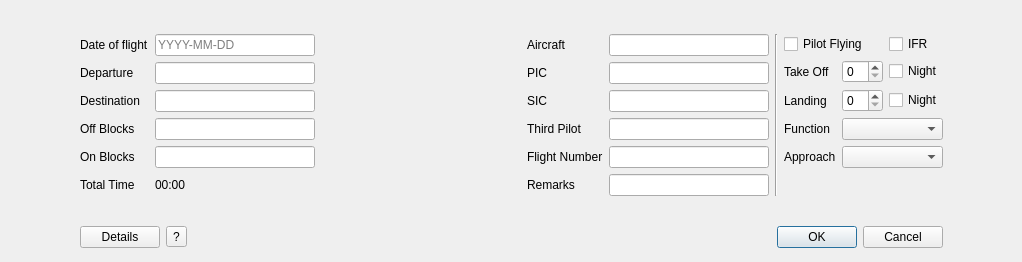
Qt form src/gui/dialogues/newflightdialog.ui (fiffty-50/openPilotLog) before a commit.
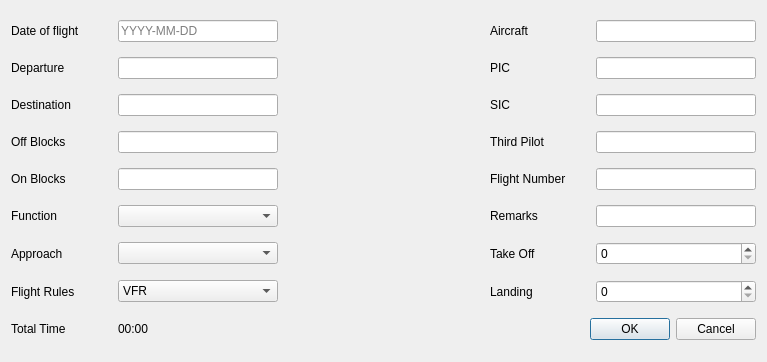
The same form after that commit.

Commit message: small rework of NewFlightDialog

```diff
--- a/src/gui/dialogues/newflightdialog.ui
+++ b/src/gui/dialogues/newflightdialog.ui
@@ -6,66 +6,97 @@
    <rect>
     <x>0</x>
     <y>0</y>
-    <width>1022</width>
-    <height>262</height>
+    <width>767</width>
+    <height>362</height>
    </rect>
   </property>
   <property name="windowTitle">
    <string>Add New Flight</string>
   </property>
-  <layout class="QGridLayout" name="gridLayout_4">
-   <item row="0" column="0">
-    <spacer name="leftSpacer">
-     <property name="orientation">
-      <enum>Qt::Horizontal</enum>
-     </property>
-     <property name="sizeHint" stdset="0">
-      <size>
-       <width>23</width>
-       <height>203</height>
-      </size>
-     </property>
-    </spacer>
-   </item>
-   <item row="0" column="1" colspan="3">
-    <layout class="QGridLayout" name="gridLayout_3">
-     <item row="0" column="0">
       <layout class="QGridLayout" name="gridLayout">
-       <item row="0" column="0">
-        <widget class="QLabel" name="doftLabel">
-         <property name="text">
-          <string>Date of flight</string>
-         </property>
-        </widget>
-       </item>
-       <item row="4" column="3">
-        <widget class="QLabel" name="flightNumberLabel">
-         <property name="text">
-          <string>Flight Number</string>
-         </property>
-         <property name="alignment">
-          <set>Qt::AlignLeading|Qt::AlignLeft|Qt::AlignVCenter</set>
+   <item row="5" column="5">
+    <widget class="QLineEdit" name="flightNumberLineEdit">
+     <property name="minimumSize">
+      <size>
+       <width>160</width>
+       <height>0</height>
+      </size>
+     </property>
+     <property name="maximumSize">
+      <size>
+       <width>120</width>
+       <height>16777215</height>
+      </size>
+     </property>
+    </widget>
+   </item>
+   <item row="2" column="2">
+    <widget class="QLineEdit" name="deptLocationLineEdit">
+     <property name="minimumSize">
+      <size>
+       <width>160</width>
+       <height>0</height>
+      </size>
+     </property>
+     <property name="maximumSize">
+      <size>
+       <width>120</width>
+       <height>16777215</height>
+      </size>
+     </property>
+    </widget>
+   </item>
+   <item row="3" column="5">
+    <widget class="QLineEdit" name="sicNameLineEdit">
+     <property name="minimumSize">
+      <size>
+       <width>160</width>
+       <height>0</height>
+      </size>
+     </property>
+     <property name="maximumSize">
+      <size>
+       <width>120</width>
+       <height>16777215</height>
+      </size>
+     </property>
+    </widget>
+   </item>
+   <item row="7" column="4">
+    <widget class="QLabel" name="takeOffLabel">
+     <property name="text">
+      <string>Take Off</string>
          </property>
         </widget>
        </item>
        <item row="2" column="3">
-        <widget class="QLabel" name="sicLabel">
-         <property name="text">
-          <string>SIC</string>
-         </property>
-         <property name="alignment">
-          <set>Qt::AlignLeading|Qt::AlignLeft|Qt::AlignVCenter</set>
-         </property>
-        </widget>
-       </item>
-       <item row="4" column="0">
-        <widget class="QLabel" name="tonbLabel">
+    <widget class="QLabel" name="deptNameLabel">
+     <property name="enabled">
+      <bool>false</bool>
+     </property>
+     <property name="minimumSize">
+      <size>
+       <width>200</width>
+       <height>0</height>
+      </size>
+     </property>
+     <property name="maximumSize">
+      <size>
+       <width>200</width>
+       <height>16777215</height>
+      </size>
+     </property>
+     <property name="font">
+      <font>
+       <italic>true</italic>
+      </font>
+     </property>
          <property name="text">
-          <string>On Blocks</string>
+      <string/>
          </property>
         </widget>
        </item>
-       <item row="0" column="4">
+   <item row="1" column="5">
         <widget class="QLineEdit" name="acftLineEdit">
          <property name="minimumSize">
           <size>
@@ -81,68 +112,90 @@
          </property>
         </widget>
        </item>
-       <item row="0" column="3">
-        <widget class="QLabel" name="acftLabel">
+   <item row="7" column="5">
+    <widget class="QSpinBox" name="takeOffSpinBox"/>
+   </item>
+   <item row="2" column="0">
+    <widget class="QLabel" name="deptLabel">
          <property name="text">
-          <string>Aircraft</string>
-         </property>
-         <property name="alignment">
-          <set>Qt::AlignLeading|Qt::AlignLeft|Qt::AlignVCenter</set>
+      <string>Departure</string>
          </property>
         </widget>
        </item>
-       <item row="1" column="3">
-        <widget class="QLabel" name="picLabel">
-         <property name="text">
-          <string>PIC</string>
-         </property>
-         <property name="alignment">
-          <set>Qt::AlignLeading|Qt::AlignLeft|Qt::AlignVCenter</set>
+   <item row="4" column="5">
+    <widget class="QLineEdit" name="thirdPilotNameLineEdit">
+     <property name="minimumSize">
+      <size>
+       <width>160</width>
+       <height>0</height>
+      </size>
+     </property>
+     <property name="maximumSize">
+      <size>
+       <width>120</width>
+       <height>16777215</height>
+      </size>
          </property>
         </widget>
        </item>
        <item row="5" column="0">
+    <widget class="QLabel" name="tonbLabel">
+     <property name="text">
+      <string>On Blocks</string>
+     </property>
+    </widget>
+   </item>
+   <item row="3" column="2">
+    <widget class="QLineEdit" name="destLocationLineEdit">
+     <property name="minimumSize">
+      <size>
+       <width>160</width>
+       <height>0</height>
+      </size>
+     </property>
+     <property name="maximumSize">
+      <size>
+       <width>120</width>
+       <height>16777215</height>
+      </size>
+     </property>
+    </widget>
+   </item>
+   <item row="11" column="0">
         <widget class="QLabel" name="tblkLabel">
          <property name="text">
           <string>Total Time</string>
          </property>
         </widget>
        </item>
-       <item row="5" column="3">
-        <widget class="QLabel" name="remarksLabel">
-         <property name="text">
-          <string>Remarks</string>
-         </property>
-         <property name="alignment">
-          <set>Qt::AlignLeading|Qt::AlignLeft|Qt::AlignVCenter</set>
-         </property>
-        </widget>
-       </item>
-       <item row="4" column="4">
-        <widget class="QLineEdit" name="flightNumberLineEdit">
+   <item row="11" column="2">
+    <widget class="QLabel" name="tblkDisplayLabel">
          <property name="minimumSize">
           <size>
            <width>160</width>
            <height>0</height>
           </size>
          </property>
-         <property name="maximumSize">
-          <size>
-           <width>120</width>
-           <height>16777215</height>
-          </size>
+     <property name="text">
+      <string>00:00</string>
          </property>
         </widget>
        </item>
-       <item row="1" column="0">
-        <widget class="QLabel" name="deptLabel">
-         <property name="text">
-          <string>Departure</string>
-         </property>
-        </widget>
-       </item>
-       <item row="0" column="1">
-        <widget class="QLineEdit" name="doftLineEdit">
+   <item row="11" column="4" colspan="2">
+    <widget class="QDialogButtonBox" name="buttonBox">
+     <property name="enabled">
+      <bool>true</bool>
+     </property>
+     <property name="orientation">
+      <enum>Qt::Horizontal</enum>
+     </property>
+     <property name="standardButtons">
+      <set>QDialogButtonBox::Cancel|QDialogButtonBox::Ok</set>
+     </property>
+    </widget>
+   </item>
+   <item row="5" column="2">
+    <widget class="QLineEdit" name="tonbTimeLineEdit">
          <property name="minimumSize">
           <size>
            <width>160</width>
@@ -155,163 +208,52 @@
            <height>16777215</height>
           </size>
          </property>
-         <property name="placeholderText">
-          <string>YYYY-MM-DD</string>
-         </property>
-        </widget>
-       </item>
-       <item row="2" column="0">
+    </widget>
+   </item>
+   <item row="3" column="0">
         <widget class="QLabel" name="destLabel">
          <property name="text">
           <string>Destination</string>
          </property>
         </widget>
        </item>
-       <item row="2" column="1">
-        <widget class="QLineEdit" name="destLocationLineEdit">
-         <property name="minimumSize">
-          <size>
-           <width>160</width>
-           <height>0</height>
-          </size>
-         </property>
-         <property name="maximumSize">
-          <size>
-           <width>120</width>
-           <height>16777215</height>
-          </size>
-         </property>
-        </widget>
-       </item>
-       <item row="0" column="2">
-        <widget class="QLabel" name="doftDisplayLabel">
-         <property name="minimumSize">
-          <size>
-           <width>200</width>
-           <height>0</height>
-          </size>
-         </property>
-         <property name="maximumSize">
-          <size>
-           <width>200</width>
-           <height>16777215</height>
-          </size>
-         </property>
-         <property name="text">
-          <string/>
-         </property>
-        </widget>
-       </item>
-       <item row="1" column="1">
-        <widget class="QLineEdit" name="deptLocationLineEdit">
-         <property name="minimumSize">
-          <size>
-           <width>160</width>
-           <height>0</height>
-          </size>
-         </property>
-         <property name="maximumSize">
-          <size>
-           <width>120</width>
-           <height>16777215</height>
-          </size>
-         </property>
-        </widget>
-       </item>
-       <item row="1" column="2">
-        <widget class="QLabel" name="deptNameLabel">
-         <property name="enabled">
-          <bool>false</bool>
-         </property>
-         <property name="minimumSize">
-          <size>
-           <width>200</width>
-           <height>0</height>
-          </size>
-         </property>
-         <property name="maximumSize">
-          <size>
-           <width>200</width>
-           <height>16777215</height>
-          </size>
-         </property>
-         <property name="font">
-          <font>
-           <italic>true</italic>
-          </font>
-         </property>
-         <property name="text">
-          <string/>
-         </property>
-        </widget>
-       </item>
        <item row="1" column="4">
-        <widget class="QLineEdit" name="picNameLineEdit">
-         <property name="minimumSize">
-          <size>
-           <width>160</width>
-           <height>0</height>
-          </size>
-         </property>
-         <property name="maximumSize">
-          <size>
-           <width>120</width>
-           <height>16777215</height>
-          </size>
-         </property>
-        </widget>
-       </item>
-       <item row="2" column="4">
-        <widget class="QLineEdit" name="sicNameLineEdit">
-         <property name="minimumSize">
-          <size>
-           <width>160</width>
-           <height>0</height>
-          </size>
-         </property>
-         <property name="maximumSize">
-          <size>
-           <width>120</width>
-           <height>16777215</height>
-          </size>
-         </property>
-        </widget>
-       </item>
-       <item row="2" column="2">
-        <widget class="QLabel" name="destNameLabel">
-         <property name="enabled">
-          <bool>false</bool>
-         </property>
-         <property name="minimumSize">
-          <size>
-           <width>200</width>
-           <height>0</height>
-          </size>
-         </property>
-         <property name="maximumSize">
-          <size>
-           <width>200</width>
-           <height>16777215</height>
-          </size>
-         </property>
-         <property name="font">
-          <font>
-           <italic>true</italic>
-          </font>
-         </property>
+    <widget class="QLabel" name="acftLabel">
          <property name="text">
-          <string/>
+      <string>Aircraft</string>
+     </property>
+     <property name="alignment">
+      <set>Qt::AlignLeading|Qt::AlignLeft|Qt::AlignVCenter</set>
          </property>
         </widget>
        </item>
-       <item row="3" column="0">
+   <item row="4" column="0">
         <widget class="QLabel" name="tofbLabel">
          <property name="text">
           <string>Off Blocks</string>
          </property>
         </widget>
        </item>
-       <item row="3" column="2">
+   <item row="1" column="2">
+    <widget class="QLineEdit" name="doftLineEdit">
+     <property name="minimumSize">
+      <size>
+       <width>160</width>
+       <height>0</height>
+      </size>
+     </property>
+     <property name="maximumSize">
+      <size>
+       <width>120</width>
+       <height>16777215</height>
+      </size>
+     </property>
+     <property name="placeholderText">
+      <string>YYYY-MM-DD</string>
+     </property>
+    </widget>
+   </item>
+   <item row="4" column="3">
         <widget class="QLabel" name="tofbSpacerLabel">
          <property name="enabled">
           <bool>false</bool>
@@ -333,68 +275,72 @@
          </property>
         </widget>
        </item>
-       <item row="4" column="2">
-        <widget class="QLabel" name="tonbSpacerLabel">
-         <property name="enabled">
-          <bool>false</bool>
-         </property>
+   <item row="2" column="5">
+    <widget class="QLineEdit" name="picNameLineEdit">
          <property name="minimumSize">
           <size>
-           <width>200</width>
+       <width>160</width>
            <height>0</height>
           </size>
          </property>
          <property name="maximumSize">
           <size>
-           <width>200</width>
+       <width>120</width>
            <height>16777215</height>
           </size>
-         </property>
-         <property name="text">
-          <string/>
-         </property>
-        </widget>
-       </item>
-       <item row="5" column="1">
-        <widget class="QLabel" name="tblkDisplayLabel">
-         <property name="minimumSize">
-          <size>
-           <width>160</width>
-           <height>0</height>
-          </size>
-         </property>
-         <property name="text">
-          <string>00:00</string>
          </property>
         </widget>
        </item>
        <item row="3" column="3">
-        <widget class="QLabel" name="thirdPilotLabel">
-         <property name="text">
-          <string>Third Pilot</string>
-         </property>
-         <property name="alignment">
-          <set>Qt::AlignLeading|Qt::AlignLeft|Qt::AlignVCenter</set>
-         </property>
-        </widget>
-       </item>
-       <item row="4" column="1">
-        <widget class="QLineEdit" name="tonbTimeLineEdit">
+    <widget class="QLabel" name="destNameLabel">
+     <property name="enabled">
+      <bool>false</bool>
+     </property>
+     <property name="minimumSize">
+      <size>
+       <width>200</width>
+       <height>0</height>
+      </size>
+     </property>
+     <property name="maximumSize">
+      <size>
+       <width>200</width>
+       <height>16777215</height>
+      </size>
+     </property>
+     <property name="font">
+      <font>
+       <italic>true</italic>
+      </font>
+     </property>
+     <property name="text">
+      <string/>
+     </property>
+    </widget>
+   </item>
+   <item row="5" column="3">
+    <widget class="QLabel" name="tonbSpacerLabel">
+     <property name="enabled">
+      <bool>false</bool>
+     </property>
          <property name="minimumSize">
           <size>
-           <width>160</width>
+       <width>200</width>
            <height>0</height>
           </size>
          </property>
          <property name="maximumSize">
           <size>
-           <width>120</width>
+       <width>200</width>
            <height>16777215</height>
           </size>
          </property>
-        </widget>
-       </item>
-       <item row="5" column="4">
+     <property name="text">
+      <string/>
+     </property>
+    </widget>
+   </item>
+   <item row="6" column="5">
         <widget class="QLineEdit" name="remarksLineEdit">
          <property name="minimumSize">
           <size>
@@ -410,184 +356,165 @@
          </property>
         </widget>
        </item>
-       <item row="3" column="1">
-        <widget class="QLineEdit" name="tofbTimeLineEdit">
-         <property name="minimumSize">
-          <size>
-           <width>160</width>
-           <height>0</height>
-          </size>
-         </property>
-         <property name="maximumSize">
-          <size>
-           <width>120</width>
-           <height>16777215</height>
-          </size>
+   <item row="6" column="4">
+    <widget class="QLabel" name="remarksLabel">
+     <property name="text">
+      <string>Remarks</string>
+     </property>
+     <property name="alignment">
+      <set>Qt::AlignLeading|Qt::AlignLeft|Qt::AlignVCenter</set>
+     </property>
+    </widget>
+   </item>
+   <item row="5" column="4">
+    <widget class="QLabel" name="flightNumberLabel">
+     <property name="text">
+      <string>Flight Number</string>
+     </property>
+     <property name="alignment">
+      <set>Qt::AlignLeading|Qt::AlignLeft|Qt::AlignVCenter</set>
+     </property>
+    </widget>
+   </item>
+   <item row="2" column="4">
+    <widget class="QLabel" name="picLabel">
+     <property name="text">
+      <string>PIC</string>
+     </property>
+     <property name="alignment">
+      <set>Qt::AlignLeading|Qt::AlignLeft|Qt::AlignVCenter</set>
          </property>
         </widget>
        </item>
        <item row="3" column="4">
-        <widget class="QLineEdit" name="thirdPilotNameLineEdit">
-         <property name="minimumSize">
-          <size>
-           <width>160</width>
-           <height>0</height>
-          </size>
-         </property>
-         <property name="maximumSize">
-          <size>
-           <width>120</width>
-           <height>16777215</height>
-          </size>
-         </property>
-        </widget>
-       </item>
-       <item row="5" column="2">
-        <widget class="QLabel" name="submissionReadyLabel">
-         <property name="minimumSize">
-          <size>
-           <width>200</width>
-           <height>0</height>
-          </size>
-         </property>
-         <property name="maximumSize">
-          <size>
-           <width>200</width>
-           <height>16777215</height>
-          </size>
-         </property>
+    <widget class="QLabel" name="sicLabel">
          <property name="text">
-          <string/>
-         </property>
-        </widget>
-       </item>
-      </layout>
-     </item>
-     <item row="0" column="1">
-      <widget class="Line" name="line_2">
-       <property name="orientation">
-        <enum>Qt::Vertical</enum>
-       </property>
-      </widget>
-     </item>
-     <item row="0" column="2">
-      <layout class="QGridLayout" name="gridLayout_2">
-       <item row="0" column="0" colspan="2">
-        <widget class="QCheckBox" name="pilotFlyingCheckBox">
-         <property name="text">
-          <string>Pilot Flying</string>
-         </property>
-        </widget>
-       </item>
-       <item row="0" column="2">
-        <widget class="QCheckBox" name="ifrCheckBox">
-         <property name="text">
-          <string>IFR</string>
+      <string>SIC</string>
+     </property>
+     <property name="alignment">
+      <set>Qt::AlignLeading|Qt::AlignLeft|Qt::AlignVCenter</set>
          </property>
         </widget>
        </item>
        <item row="1" column="0">
-        <widget class="QLabel" name="takeOffLabel">
+    <widget class="QLabel" name="doftLabel">
          <property name="text">
-          <string>Take Off</string>
+      <string>Date of flight</string>
          </property>
         </widget>
        </item>
-       <item row="1" column="1">
-        <widget class="QSpinBox" name="takeOffSpinBox"/>
-       </item>
-       <item row="1" column="2">
-        <widget class="QCheckBox" name="toNightCheckBox">
+   <item row="4" column="4">
+    <widget class="QLabel" name="thirdPilotLabel">
          <property name="text">
-          <string>Night</string>
-         </property>
-        </widget>
-       </item>
-       <item row="2" column="0">
-        <widget class="QLabel" name="landingLabel">
-         <property name="text">
-          <string>Landing</string>
+      <string>Third Pilot</string>
+     </property>
+     <property name="alignment">
+      <set>Qt::AlignLeading|Qt::AlignLeft|Qt::AlignVCenter</set>
          </property>
         </widget>
        </item>
-       <item row="2" column="1">
-        <widget class="QSpinBox" name="landingSpinBox"/>
-       </item>
-       <item row="2" column="2">
-        <widget class="QCheckBox" name="ldgNightCheckBox">
-         <property name="text">
-          <string>Night</string>
-         </property>
-        </widget>
-       </item>
-       <item row="3" column="0">
+   <item row="6" column="0">
         <widget class="QLabel" name="functionLabel">
          <property name="text">
           <string>Function</string>
          </property>
         </widget>
        </item>
-       <item row="3" column="1" colspan="2">
-        <widget class="QComboBox" name="functionComboBox"/>
-       </item>
-       <item row="4" column="0">
+   <item row="7" column="0">
         <widget class="QLabel" name="approachLabel">
          <property name="text">
           <string>Approach</string>
          </property>
         </widget>
        </item>
-       <item row="4" column="1" colspan="2">
+   <item row="4" column="2">
+    <widget class="QLineEdit" name="tofbTimeLineEdit">
+     <property name="minimumSize">
+      <size>
+       <width>160</width>
+       <height>0</height>
+      </size>
+     </property>
+     <property name="maximumSize">
+      <size>
+       <width>120</width>
+       <height>16777215</height>
+      </size>
+     </property>
+    </widget>
+   </item>
+   <item row="8" column="0">
+    <widget class="QLabel" name="flightRulesLabel">
+     <property name="text">
+      <string>Flight Rules</string>
+     </property>
+    </widget>
+   </item>
+   <item row="6" column="2">
+    <widget class="QComboBox" name="functionComboBox"/>
+   </item>
+   <item row="7" column="2">
         <widget class="QComboBox" name="approachComboBox"/>
        </item>
-       <item row="5" column="0" colspan="3">
-        <widget class="QLabel" name="spacerLabel">
+   <item row="8" column="2">
+    <widget class="QComboBox" name="flightRulesComboBox">
+     <item>
          <property name="text">
-          <string/>
-         </property>
-        </widget>
-       </item>
-      </layout>
-     </item>
-    </layout>
-   </item>
-   <item row="0" column="4" rowspan="2">
-    <spacer name="rightSpacer">
-     <property name="orientation">
-      <enum>Qt::Horizontal</enum>
-     </property>
-     <property name="sizeHint" stdset="0">
-      <size>
-       <width>22</width>
-       <height>228</height>
-      </size>
-     </property>
-    </spacer>
-   </item>
-   <item row="1" column="1">
-    <widget class="QPushButton" name="pushButton_2">
+       <string>VFR</string>
+      </property>
+     </item>
+     <item>
      <property name="text">
-      <string>Details</string>
-     </property>
+       <string>IFR</string>
+      </property>
+     </item>
     </widget>
    </item>
-   <item row="1" column="2">
-    <widget class="QToolButton" name="toolButton">
+   <item row="8" column="4">
+    <widget class="QLabel" name="landingLabel">
      <property name="text">
-      <string>?</string>
+      <string>Landing</string>
      </property>
     </widget>
    </item>
+   <item row="8" column="5">
+    <widget class="QSpinBox" name="landingSpinBox"/>
+   </item>
    <item row="1" column="3">
-    <widget class="QDialogButtonBox" name="buttonBox">
-     <property name="enabled">
-      <bool>true</bool>
+    <widget class="QLabel" name="doftDisplayLabel">
+     <property name="minimumSize">
+      <size>
+       <width>200</width>
+       <height>0</height>
+      </size>
      </property>
-     <property name="orientation">
-      <enum>Qt::Horizontal</enum>
+     <property name="maximumSize">
+      <size>
+       <width>200</width>
+       <height>16777215</height>
+      </size>
      </property>
-     <property name="standardButtons">
-      <set>QDialogButtonBox::Cancel|QDialogButtonBox::Ok</set>
+     <property name="text">
+      <string/>
+     </property>
+    </widget>
+   </item>
+   <item row="11" column="3">
+    <widget class="QLabel" name="submissionReadyLabel">
+     <property name="minimumSize">
+      <size>
+       <width>200</width>
+       <height>0</height>
+      </size>
+     </property>
+     <property name="maximumSize">
+      <size>
+       <width>200</width>
+       <height>16777215</height>
+      </size>
+     </property>
+     <property name="text">
+      <string/>
      </property>
     </widget>
    </item>
```
Left out of the diff: 10 changed lines with no effect on the pictures. Lines whose indentation alone changed are shown as unchanged. The commit also changes 2 other files.
